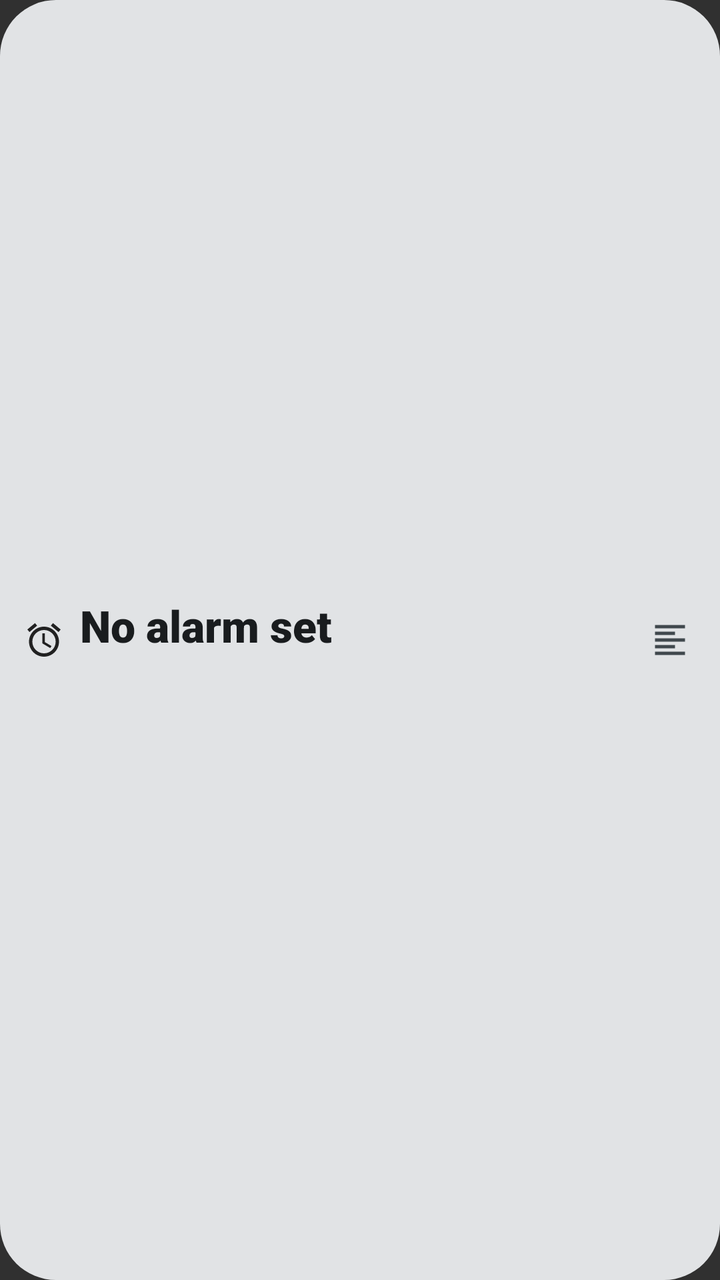
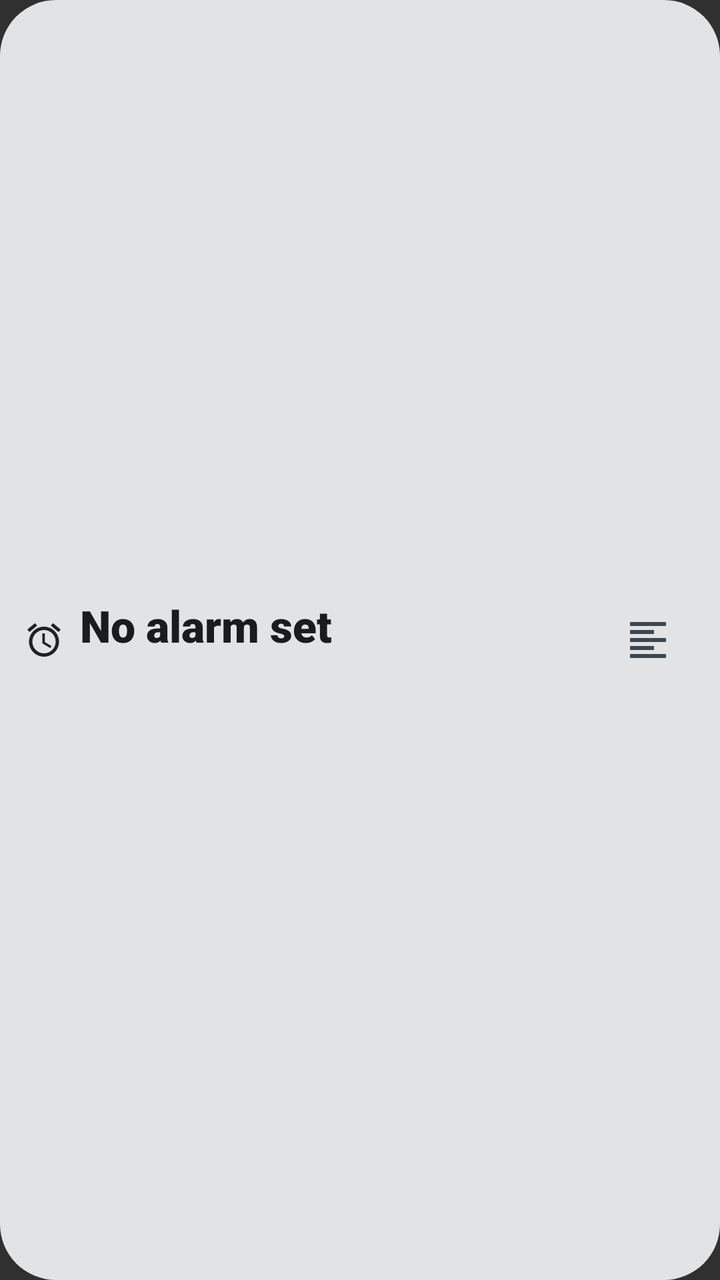

Compare the two renders of this Android layout. The source of the first and the diff that turns it into the second are given below.
<!-- AndroidManifest.xml: application theme android:Theme.Material.NoActionBar -->
<!-- res/layout/widget_next_up_medium.xml -->
<?xml version="1.0" encoding="utf-8"?>
<LinearLayout xmlns:android="http://schemas.android.com/apk/res/android"
    android:id="@+id/widget_root"
    android:layout_width="match_parent"
    android:layout_height="match_parent"
    android:background="@drawable/widget_background"
    android:gravity="center_vertical"
    android:orientation="horizontal"
    android:paddingStart="12dp"
    android:paddingTop="8dp"
    android:paddingEnd="12dp"
    android:paddingBottom="8dp">

    <ImageView
        android:id="@+id/widget_icon"
        android:layout_width="20dp"
        android:layout_height="20dp"
        android:layout_gravity="center_vertical"
        android:contentDescription="@string/app_name"
        android:src="@drawable/ic_alarm" />

    <LinearLayout
        android:layout_width="0dp"
        android:layout_height="wrap_content"
        android:layout_gravity="center_vertical"
        android:layout_marginStart="8dp"
        android:layout_marginEnd="8dp"
        android:layout_weight="1"
        android:orientation="vertical">

        <TextView
            android:id="@+id/widget_countdown"
            android:layout_width="match_parent"
            android:layout_height="wrap_content"
            android:autoSizeMaxTextSize="28sp"
            android:autoSizeMinTextSize="11sp"
            android:autoSizeStepGranularity="1sp"
            android:autoSizeTextType="uniform"
            android:ellipsize="none"
            android:fontFamily="sans-serif-black"
            android:maxLines="1"
            android:text="@string/no_alarm_set"
            android:textColor="@color/widget_on_surface"
            android:textSize="22sp" />

        <TextView
            android:id="@+id/widget_alarm_time"
            android:layout_width="match_parent"
            android:layout_height="wrap_content"
            android:ellipsize="none"
            android:fontFamily="sans-serif"
            android:maxLines="1"
            android:text=""
            android:textColor="@color/widget_on_surface_variant"
            android:textSize="11sp" />
    </LinearLayout>

    <ImageView
        android:id="@+id/widget_btn_align_toggle"
        android:layout_width="26dp"
        android:layout_height="26dp"
        android:layout_gravity="center_vertical"
        android:padding="3dp"
        android:contentDescription="@string/widget_alignment_title"
        android:src="@drawable/ic_format_align_left" />

</LinearLayout>
<!-- resources referenced by this layout -->
<resources>
  <color name="widget_on_surface">#1D1B20</color>
  <color name="widget_on_surface_variant">#49454F</color>
  <!-- drawable ic_alarm (drawable) -->
  <vector xmlns:android="http://schemas.android.com/apk/res/android"
      android:width="24dp"
      android:height="24dp"
      android:viewportWidth="24"
      android:viewportHeight="24"
      android:tint="?android:attr/colorPrimary">
      <path
          android:fillColor="@android:color/white"
          android:pathData="M22,5.72l-4.6,-3.86 -1.29,1.53 4.6,3.86L22,5.72zM7.88,3.39L6.6,1.86 2,5.71l1.29,1.53 4.59,-3.85zM12.5,8H11v6l4.75,2.85 0.75,-1.23 -4,-2.37V8zM12,4c-4.97,0 -9,4.03 -9,9s4.02,9 9,9 9,-4.03 9,-9 -4.03,-9 -9,-9zM12,20c-3.87,0 -7,-3.13 -7,-7s3.13,-7 7,-7 7,3.13 7,7 -3.13,7 -7,7z"/>
  </vector>
  <!-- drawable ic_format_align_left (drawable) -->
  <vector xmlns:android="http://schemas.android.com/apk/res/android"
      android:width="24dp"
      android:height="24dp"
      android:viewportWidth="24"
      android:viewportHeight="24"
      android:tint="@color/widget_on_surface_variant">
      <path
          android:fillColor="@android:color/white"
          android:pathData="M15,15H3v2h12v-2zm0,-8H3v2h12V7zM3,13h18v-2H3v2zm0,8h18v-2H3v2zM3,3v2h18V3H3z" />
  </vector>
  <!-- drawable widget_background (drawable) -->
  <?xml version="1.0" encoding="utf-8"?>
  <shape xmlns:android="http://schemas.android.com/apk/res/android"
      android:shape="rectangle">
      <corners android:radius="28dp" />
      <solid android:color="@color/widget_surface" />
  </shape>
  <string name="app_name">NextUp</string>
  <string name="no_alarm_set">No alarm set</string>
  <string name="widget_alignment_title">Widget Text Alignment</string>
  <color name="widget_surface">#F2EDF7</color>
</resources>

<!-- the commit's change to res/layout/widget_next_up_medium.xml (unified diff, before → after) -->
@@ -57,10 +57,10 @@
 
     <ImageView
         android:id="@+id/widget_btn_align_toggle"
-        android:layout_width="26dp"
-        android:layout_height="26dp"
+        android:layout_width="48dp"
+        android:layout_height="48dp"
         android:layout_gravity="center_vertical"
-        android:padding="3dp"
+        android:padding="12dp"
         android:contentDescription="@string/widget_alignment_title"
         android:src="@drawable/ic_format_align_left" />
 
